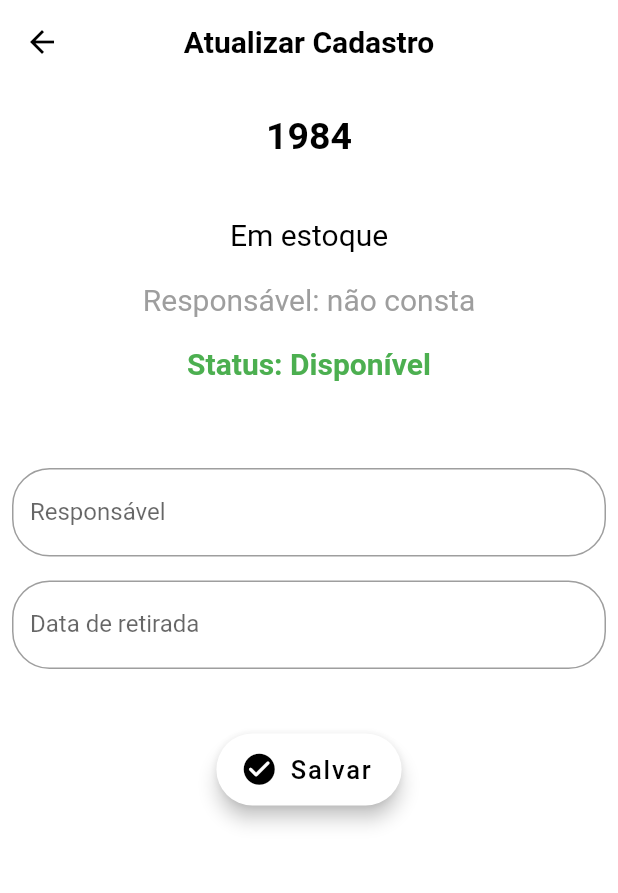
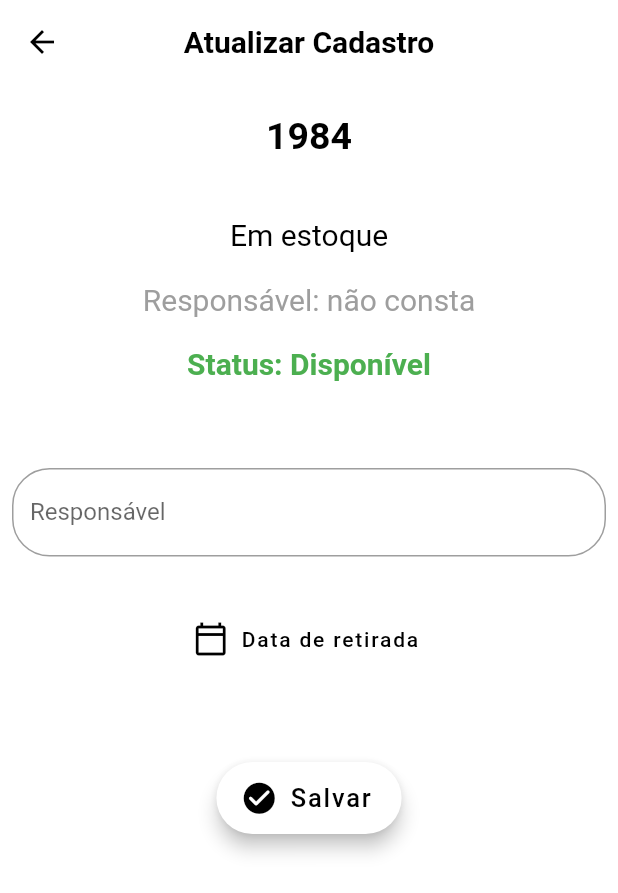
Before and after one commit to GuilhermeDeizeppe/your-mind, a Flutter app: the UpdateScreen screen opened directly with sample values from the repository, after a tap on "Salvar", after a tap on "Alterar", on a phone screen of 412 x 824 dp. Shown: the top 893 px of the screen. Run offline on Flutter 3.47's test engine with Material 2 defaults, Android fonts, the phone set to English and light mode, and no system bars.

Commit message:
trabalhando com datas
o atributo "date" da classe Book agora trabalha com a classe DateTime, tornando o código mais semântico. As demais classes foram adaptadas para funcionarem nesta nova atualização.

```diff
--- a/your_mind/lib/components/create_body.dart
+++ b/your_mind/lib/components/create_body.dart
@@ -92,7 +92,7 @@ class _CreateBodyState extends State<CreateBody> {
                               if (cover != '' && cover != '0' && cover != null)
                                 {
                                   newBook = new Book(cover, title, author,
-                                      'Disponível', '0', '0'),
+                                      'Disponível', null, '0'),
                                   setState(() {
                                     Book.books.add(newBook);
                                   }),
--- a/your_mind/lib/components/details_body.dart
+++ b/your_mind/lib/components/details_body.dart
@@ -1,4 +1,5 @@
 import 'package:flutter/material.dart';
+import 'package:intl/intl.dart';
 import 'package:your_mind/models/books.dart';
 import 'package:your_mind/update_screen.dart';
 
@@ -64,8 +65,10 @@ class _DetailsBodyState extends State<DetailsBody> {
                 Padding(
                   padding: const EdgeInsets.fromLTRB(0.0, 0.0, 0.0, 5.0),
                   child: Text(
-                    book.date != '0'
-                        ? 'Retirado em: ' + book.date
+                    book.date != null
+                        ? 'Retirado em: ' +
+                            DateFormat(DateFormat.YEAR_NUM_MONTH_DAY, "pt-Br")
+                                .format(book.date)
                         : 'Em estoque',
                     textAlign: TextAlign.center,
                     style: TextStyle(
--- a/your_mind/lib/components/search_body.dart
+++ b/your_mind/lib/components/search_body.dart
@@ -14,16 +14,13 @@ class _SearchBodyState extends State<SearchBody> {
       color: Colors.white,
       padding: EdgeInsets.all(3.0),
       child: Container(
+        padding: EdgeInsets.all(8.0),
         height: MediaQuery.of(context).size.height / 6.5,
         width: MediaQuery.of(context).size.width,
         color: Colors.white,
         child: Column(
           crossAxisAlignment: CrossAxisAlignment.center,
           children: [
-            SizedBox(
-              height: 12.0,
-              width: MediaQuery.of(context).size.width,
-            ),
             Padding(
               padding: const EdgeInsets.all(8.0),
               child: TextField(
@@ -57,10 +54,6 @@ class _SearchBodyState extends State<SearchBody> {
                 autofocus: true,
               ),
             ),
-            SizedBox(
-              height: 25.0,
-              width: MediaQuery.of(context).size.width,
-            ),
           ],
         ),
       ),
--- a/your_mind/lib/main.dart
+++ b/your_mind/lib/main.dart
@@ -1,8 +1,16 @@
 import 'package:flutter/material.dart';
 import 'package:your_mind/home_screen.dart';
+import 'package:flutter_localizations/flutter_localizations.dart';
 
 void main() {
-  runApp(MyApp());
+  runApp(MaterialApp(
+    localizationsDelegates: [
+      GlobalWidgetsLocalizations.delegate,
+      GlobalMaterialLocalizations.delegate,
+    ],
+    supportedLocales: [Locale("pt", "BR")],
+    home: MyApp(),
+  ));
 }
 
 class MyApp extends StatelessWidget {
--- a/your_mind/lib/models/books.dart
+++ b/your_mind/lib/models/books.dart
@@ -1,57 +1,58 @@
 class Book {
-  String cover, title, author, status, date, clientName;
+  String cover, title, author, status, clientName;
+  DateTime date;
   static List<Book> books = [
-    Book('assets/images/1984.jpg', '1984', 'George Orwell', 'Disponível', '0',
+    Book('assets/images/1984.jpg', '1984', 'George Orwell', 'Disponível', null,
         '0'),
     Book('assets/images/a-revolucao-dos-bichos.jpg', 'A Revolução dos Bichos',
-        'George Orwell', 'Disponível', '0', '0'),
+        'George Orwell', 'Disponível', null, '0'),
     Book('assets/images/jogos-vorazes.jpg', 'Jogos Vorazes', 'Suzanne Collins',
-        'Indisponível', '11/05/2021', 'Pedro Henrique'),
+        'Indisponível', DateTime.parse('2021-05-15'), 'Pedro Henrique'),
     Book('assets/images/em-chamas.jpg', 'Em Chamas', 'Suzanne Collins',
-        'Disponível', '0', '0'),
+        'Disponível', null, '0'),
     Book('assets/images/a-esperanca.jpg', 'A Esperança', 'Suzanne Collins',
-        'Disponível', '0', '0'),
+        'Disponível', null, '0'),
     Book(
         'assets/images/hp-e-a-pedra-filosofal.jpg',
         'Harry Potter e a Pedra Filosofal',
         'J.K. Rowling',
         'Disponível',
-        '0',
+        null,
         '0'),
     Book(
         'assets/images/hp-e-a-camara-secreta.jpg',
         'Harry Potter e a Câmara Secreta',
         'J.K. Rowling',
         'Indisponível',
-        '15/05/2021',
+        DateTime.parse('2021-05-15'),
         'Renato Gomes'),
     Book(
         'assets/images/hp-e-o-calice-de-fogo.jpg',
         'Harry Potter e o Cálice de Fogo',
         'J.K. Rowling',
         'Disponível',
-        '0',
+        null,
         '0'),
     Book(
         'assets/images/hp-e-o-prisioneiro-de-azkaban.jpg',
         'Harry Potter e o Prisioneiro de Azkaban',
         'J.K. Rowling',
         'Indisponível',
-        '18/05/2021',
+        DateTime.parse('2021-05-18'),
         'Guilherme Rodrigues'),
     Book('assets/images/o-magico-de-oz.jpg', 'O Mágico de Oz', 'L. Frank Baum',
-        'Indisponível', '17/05/2021', 'Nicole Andrade'),
+        'Indisponível', DateTime.parse('2021-05-17'), 'Nicole Andrade'),
     Book('assets/images/o-pequeno-principe.jpg', 'O Pequeno Príncipe',
-        'Antoine De Saint-exupéry', 'Disponível', '0', '0'),
+        'Antoine De Saint-exupéry', 'Disponível', null, '0'),
     Book('assets/images/o-que-o-sol-faz-com-as-flores.jpg',
-        'O Que o Sol Faz Com as Flores', 'Rupi Kaur', 'Disponível', '0', '0'),
+        'O Que o Sol Faz Com as Flores', 'Rupi Kaur', 'Disponível', null, '0'),
     Book('assets/images/outros-jeitos-de-usar-a-boca.jpg',
-        'Outros Jeitos de Usar a Boca', 'Rupi Kaur', 'Disponível', '0', '0'),
+        'Outros Jeitos de Usar a Boca', 'Rupi Kaur', 'Disponível', null, '0'),
     Book('assets/images/a-menina-que-roubava-livros.jpg',
-        'A Menina Que Roubava Livros', 'Markus Zusak', 'Disponível', '0', '0'),
+        'A Menina Que Roubava Livros', 'Markus Zusak', 'Disponível', null, '0'),
   ];
 
-  Book(String cover, String title, String author, String status, String date,
+  Book(String cover, String title, String author, String status, DateTime date,
       String clientName) {
     this.cover = cover;
     this.title = title;
--- a/your_mind/lib/update_screen.dart
+++ b/your_mind/lib/update_screen.dart
@@ -1,11 +1,12 @@
 import 'package:flutter/foundation.dart';
 import 'package:flutter/material.dart';
+import 'package:intl/intl.dart';
 import 'package:your_mind/details_screen.dart';
 
 import 'models/books.dart';
 
 class UpdateScreen extends StatefulWidget {
-  final Book book;
+  final Book book; // VARIABLE THAT STORES THE BOOK FROM THE ITEMCARD'S GRID
 
   const UpdateScreen({Key key, this.book}) : super(key: key);
 
@@ -14,9 +15,9 @@ class UpdateScreen extends StatefulWidget {
 }
 
 class _UpdateScreenState extends State<UpdateScreen> {
-  final Book book;
-  String newDate;
-  String newResp;
+  final Book book; // VARIABLE THAT STORES THE BOOK FROM THE ITEMCARD'S GRID
+  DateTime newDate; // VARIABLE TO WORK WITH DATE PICKER
+  String newResp; // VARIBLE TO WORK WITH TEXT FIELD
 
   _UpdateScreenState(this.book);
 
@@ -26,7 +27,6 @@ class _UpdateScreenState extends State<UpdateScreen> {
       appBar: appBarUpdateScreen(),
       backgroundColor: Colors.white,
       body: updateScreenBody(),
-      // bottomNavigationBar: NavBar(),
     );
   }
 
@@ -93,7 +93,12 @@ class _UpdateScreenState extends State<UpdateScreen> {
               Padding(
                 padding: const EdgeInsets.fromLTRB(10.0, 5.0, 10.0, 15.0),
                 child: Text(
-                  book.date != '0' ? 'Retirado em: ' + book.date : 'Em estoque',
+                  // TEXT RETIRADO EM / EM ESTOQUE
+                  book.date != null
+                      ? 'Retirado em: ' +
+                          DateFormat(DateFormat.YEAR_NUM_MONTH_DAY, "pt-Br")
+                              .format(book.date)
+                      : 'Em estoque',
                   textAlign: TextAlign.center,
                   style: TextStyle(
                     color: Colors.black,
@@ -104,6 +109,7 @@ class _UpdateScreenState extends State<UpdateScreen> {
               Padding(
                 padding: const EdgeInsets.fromLTRB(10.0, 5.0, 10.0, 15.0),
                 child: Text(
+                  // TEXT RESPONSÁVEL
                   book.clientName != '0'
                       ? 'Responsável: ' + book.clientName
                       : 'Responsável: não consta',
@@ -117,6 +123,7 @@ class _UpdateScreenState extends State<UpdateScreen> {
               Padding(
                 padding: const EdgeInsets.fromLTRB(10.0, 5.0, 10.0, 15.0),
                 child: Text(
+                  // TEXT BOOK STATUS
                   'Status: ' + book.status,
                   textAlign: TextAlign.center,
                   style: TextStyle(
@@ -134,6 +141,7 @@ class _UpdateScreenState extends State<UpdateScreen> {
               Padding(
                 padding: const EdgeInsets.all(8.0),
                 child: TextField(
+                  // "Responsável" TEXT FIELD
                   onChanged: (name) {
                     newResp = name;
                   },
@@ -142,31 +150,44 @@ class _UpdateScreenState extends State<UpdateScreen> {
                         ? 'Responsável'
                         : book.clientName,
                     border: OutlineInputBorder(
-                        borderRadius: BorderRadius.circular(25)),
+                      borderRadius: BorderRadius.circular(25),
+                    ),
                   ),
                   enabled: book.clientName == '0' ? true : false,
                 ),
               ),
+              SizedBox(
+                height: 15.0,
+                width: MediaQuery.of(context).size.width,
+              ),
               Padding(
                 padding: const EdgeInsets.all(8.0),
-                child: TextField(
-                  keyboardType: TextInputType.datetime,
-                  onChanged: (date) {
-                    newDate = date;
+                child: FloatingActionButton.extended(
+                  // DATE PICKER BUTTON
+                  onPressed: () async {
+                    newDate = await showDatePicker(
+                      context: context,
+                      initialDate: DateTime.now(),
+                      firstDate: DateTime(2000),
+                      lastDate: DateTime(2100),
+                    );
                   },
-                  decoration: InputDecoration(
-                    labelText: book.date != '0'
+                  label: Text(book.date != null
                       ? 'Data de devolução'
-                        : 'Data de retirada',
-                    border: OutlineInputBorder(
-                        borderRadius: BorderRadius.circular(25)),
-                  ),
+                      : 'Data de retirada'),
+                  icon: Icon(Icons.calendar_today_outlined),
+                  elevation: 0,
+                  backgroundColor: Colors.white,
+                  foregroundColor: Colors.black,
+                  splashColor: Colors.white,
+                  heroTag: 'date',
                 ),
               ),
               SizedBox(
-                height: 35.0,
+                height: 50.0,
                 width: MediaQuery.of(context).size.width,
               ),
+              // "Salvar" BUTTON
               FloatingActionButton.extended(
                 onPressed: () => {
                   updateStatus(),
@@ -193,27 +214,33 @@ class _UpdateScreenState extends State<UpdateScreen> {
   }
 
   void updateStatus() {
-    // caso a data informada seja diferente de 0, mesmo sendo maior que a data de
-    // retirada, o aplicativo retornará o status 'Indisponível'.
-    // para alterar o status do livro para 'Disponível', por favor, insira a
-    // data igual a '0'.
+    // IN THIS METHOD, IF THE newDate IS BEFORE book.date, THE book.date WILL
+    // UPDATE AND STORE THE VALUE OF newDate.
 
-    if (newDate != '' && newDate != '0' && newDate != null) {
-      if (newResp != '' && newResp != '0' && newResp != null) {
+    if (book.date == null) {
+      if (newDate != null) {
+        if (newResp != book.clientName &&
+            newResp != '' &&
+            newResp != '0' &&
+            newResp != null) {
           setState(() {
             book.date = newDate;
             book.clientName = newResp;
             book.status = 'Indisponível';
           });
         }
-    } else if (newDate == '0') {
+      }
+    } else {
+      if (newDate.isAfter(book.date) || newDate.isAtSameMomentAs(book.date)) {
         setState(() {
-        book.date = '0';
+          book.date = null;
           book.clientName = '0';
           book.status = 'Disponível';
         });
+      } else if (newDate.isBefore(book.date)) {
+        book.date = newDate;
       }
-
+    }
     Navigator.pushReplacement(
       context,
       MaterialPageRoute(
--- a/your_mind/pubspec.yaml
+++ b/your_mind/pubspec.yaml
@@ -23,6 +23,9 @@ environment:
 dependencies:
   flutter:
     sdk: flutter
+  flutter_localizations:
+    sdk: flutter
+  intl: ^0.17.0
 
 
   # The following adds the Cupertino Icons font to your application.
```
Also changed, not shown: your_mind/pubspec.lock. Lines whose indentation alone changed are shown as unchanged.
